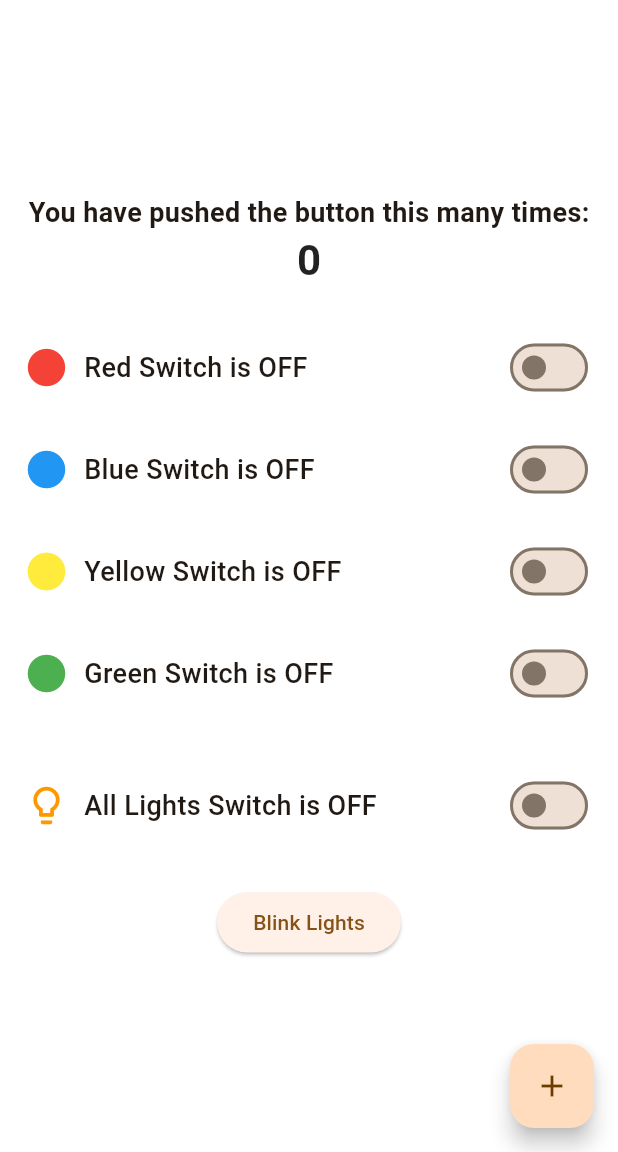
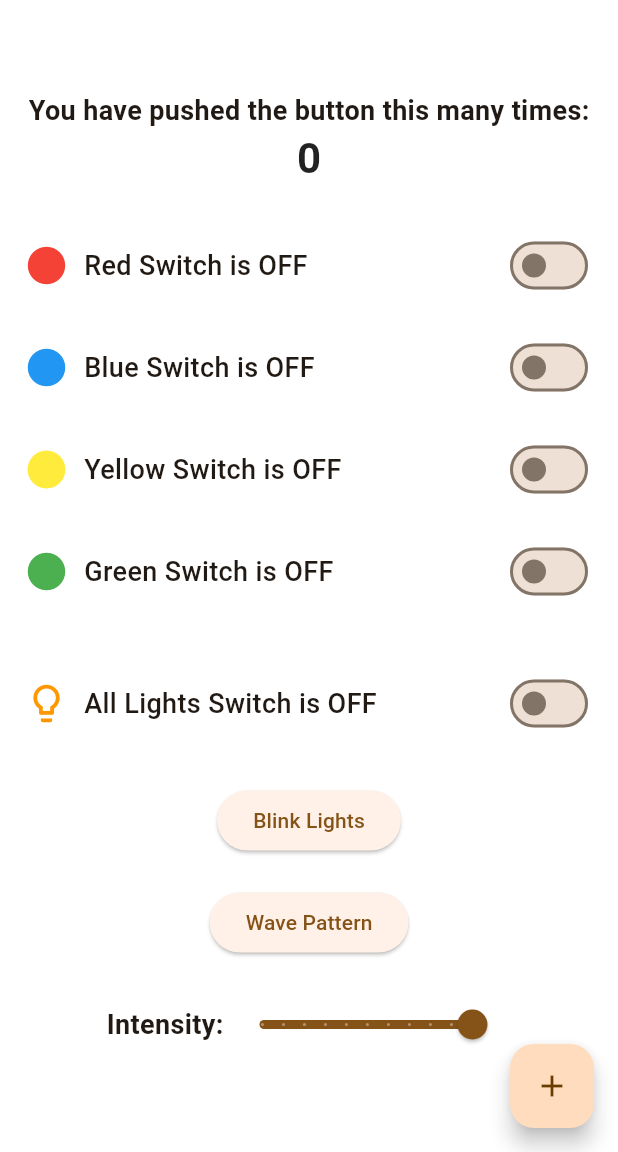
Before and after one commit to VishalAggarwal2/LED-LUSIP, a Flutter app: the screen it shows after launch, on a phone screen of 412 x 824 dp, the part 84-1236 px from its top. Run offline on Flutter 3.47's test engine with Material 3 defaults, Android fonts, the phone set to English and light mode, and no system bars.

Commit message:
added more features

```diff
--- a/lib/main.dart
+++ b/lib/main.dart
@@ -38,6 +38,7 @@ class _MyHomePageState extends State<MyHomePage> {
   bool _isGreenOn = false;
   bool _allLightsOn = false;
   Color _backgroundColor = Colors.white;
+  double _intensity = 1.0;
 
   void _incrementCounter() {
     setState(() {
@@ -115,6 +116,30 @@ class _MyHomePageState extends State<MyHomePage> {
     }
   }
 
+  Future<void> _wavePattern() async {
+    final response = await http.get(Uri.parse('http://192.168.4.1/move?pattern=wave'));
+
+    if (response.statusCode == 200) {
+      print('Wave pattern request sent successfully');
+    } else {
+      print('Failed to send wave pattern request');
+    }
+  }
+
+  Future<void> _setIntensity(double intensity) async {
+    setState(() {
+      _intensity = intensity;
+    });
+
+    final response = await http.get(Uri.parse('http://192.168.4.1/move?intensity=$intensity'));
+
+    if (response.statusCode == 200) {
+      print('Intensity set successfully');
+    } else {
+      print('Failed to set intensity');
+    }
+  }
+
   @override
   Widget build(BuildContext context) {
     return Scaffold(
@@ -162,6 +187,29 @@ class _MyHomePageState extends State<MyHomePage> {
                   onPressed: _blinkLights,
                   child: const Text('Blink Lights'),
                 ),
+                const SizedBox(height: 20),
+                ElevatedButton(
+                  onPressed: _wavePattern,
+                  child: const Text('Wave Pattern'),
+                ),
+                const SizedBox(height: 20),
+                Row(
+                  mainAxisAlignment: MainAxisAlignment.center,
+                  children: [
+                    const Text(
+                      'Intensity:',
+                      style: TextStyle(fontSize: 18, fontWeight: FontWeight.w600),
+                    ),
+                    Slider(
+                      value: _intensity,
+                      min: 0.0,
+                      max: 1.0,
+                      divisions: 10,
+                      label: _intensity.toString(),
+                      onChanged: (value) => _setIntensity(value),
+                    ),
+                  ],
+                ),
               ],
             ),
           ),
```
